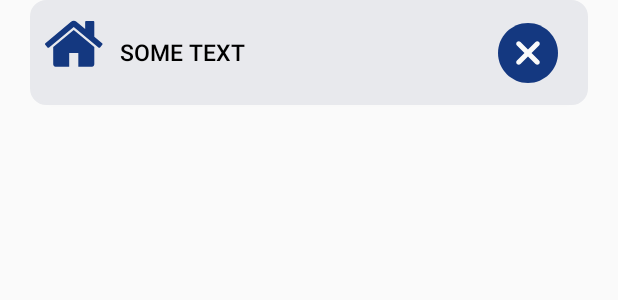
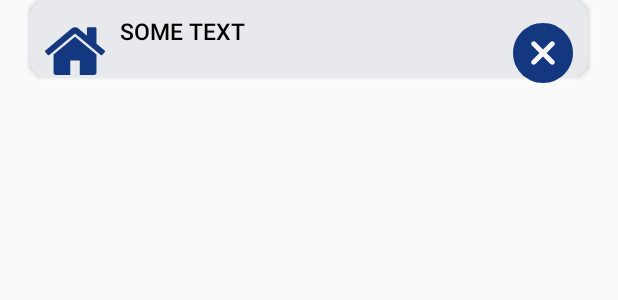
Before and after one commit to ONEPANTSU/one-resident, an Android app: the layout custom_resident_layout.xml on its own in the app's theme, with its tools: preview values and no code run, on a phone screen of 412 x 824 dp. Shown: the top 300 px of the screen. Run offline under Robolectric (Android 15) with nearby library versions, the phone set to English and light mode, and no system bars.

Commit message:
Front(Custom_resident_btn-house\delete)

```diff
--- a/app/src/main/res/drawable/house_block.xml
+++ b/app/src/main/res/drawable/house_block.xml
@@ -1,8 +1,8 @@
 <vector xmlns:android="http://schemas.android.com/apk/res/android"
-    android:width="50dp"
-    android:height="50dp"
-    android:viewportWidth="600.298"
-    android:viewportHeight="600.297">
+    android:width="55dp"
+    android:height="55dp"
+    android:viewportWidth="460"
+    android:viewportHeight="460">
   <path
       android:pathData="M230.149,120.939L65.986,256.274c0,0.191 -0.048,0.472 -0.144,0.855c-0.094,0.38 -0.144,0.656 -0.144,0.852v137.041c0,4.948 1.809,9.236 5.426,12.847c3.616,3.613 7.898,5.431 12.847,5.431h109.63V303.664h73.097v109.64h109.629c4.948,0 9.236,-1.814 12.847,-5.435c3.617,-3.607 5.432,-7.898 5.432,-12.847V257.981c0,-0.76 -0.104,-1.334 -0.288,-1.707L230.149,120.939z"
       android:fillColor="#143880"/>
--- a/app/src/main/res/layout/custom_resident_layout.xml
+++ b/app/src/main/res/layout/custom_resident_layout.xml
@@ -1,16 +1,15 @@
 <?xml version="1.0" encoding="utf-8"?>
 <androidx.constraintlayout.widget.ConstraintLayout xmlns:android="http://schemas.android.com/apk/res/android"
+    xmlns:app="http://schemas.android.com/apk/res-auto"
     xmlns:tools="http://schemas.android.com/tools"
     android:layout_width="match_parent"
-    android:layout_height="match_parent"
-    xmlns:app="http://schemas.android.com/apk/res-auto">
+    android:layout_height="match_parent">
 
     <RelativeLayout
+        android:id="@+id/relativeLayout"
+        android:layout_width="match_parent"
         android:layout_height="wrap_content"
-        android:layout_width="match_parent"
         tools:ignore="MissingConstraints">
-
-
 
 
         <Button
@@ -23,20 +22,15 @@
             android:layout_weight="1"
             android:background="@drawable/border_text"
             android:backgroundTint="#e8e9ed"
-                android:drawableLeft="@drawable/house_block"
-
-                android:paddingLeft="10dp"
+            android:paddingLeft="60dp"
             android:paddingTop="10dp"
-                android:paddingBottom="10dp"
+            android:paddingBottom="20dp"
             android:text="Some text"
             android:textAlignment="textStart"
             android:textColor="@color/black"
             android:textSize="15dp"
-                tools:ignore="MissingConstraints">
-
-            </Button>
-
-
+            tools:ignore="MissingConstraints"
+            ></Button>
 
 
         <Button
@@ -44,13 +38,31 @@
             android:layout_width="40dp"
             android:layout_height="40dp"
             android:layout_alignRight="@id/residentInfo"
-            android:layout_marginRight="20dp"
             android:layout_marginTop="15dp"
+            android:layout_marginRight="10dp"
             android:background="@drawable/delete"
             tools:ignore="MissingConstraints"
+            android:layout_centerHorizontal="true"
+            />
+
+        <Button
+            android:id="@+id/button3"
+            android:layout_width="40dp"
+            android:layout_height="40dp"
+            android:layout_marginTop="14dp"
+            android:layout_marginLeft="10dp"
+            android:paddingLeft="50dp"
+            android:background="@drawable/house_block"
+            android:layout_alignLeft="@id/residentInfo"
+            android:layout_centerHorizontal="true"
+            android:clickable="false"
+
              />
 
 
     </RelativeLayout>
 
+
+
+
 </androidx.constraintlayout.widget.ConstraintLayout>
--- /dev/null
+++ b/app/src/main/res/values/ids.xml
@@ -0,0 +1,4 @@
+<?xml version="1.0" encoding="utf-8"?>
+<resources>
+    <item name="textView2" type="id" />
+</resources>
```
Lines whose indentation alone changed are shown as unchanged.
